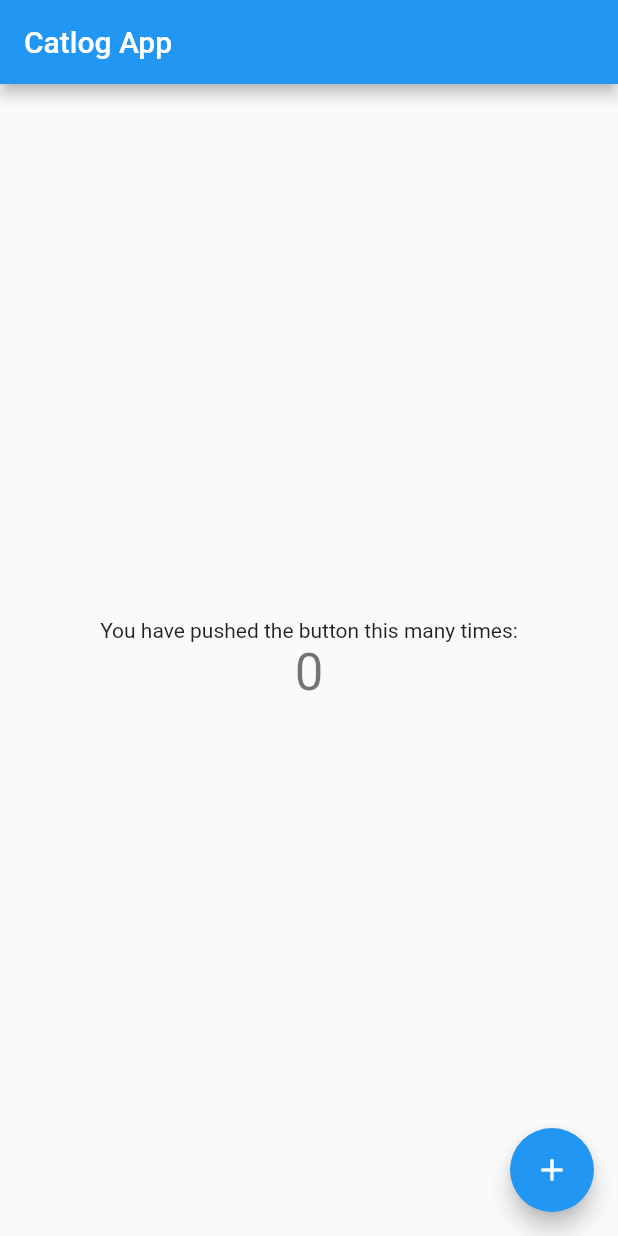
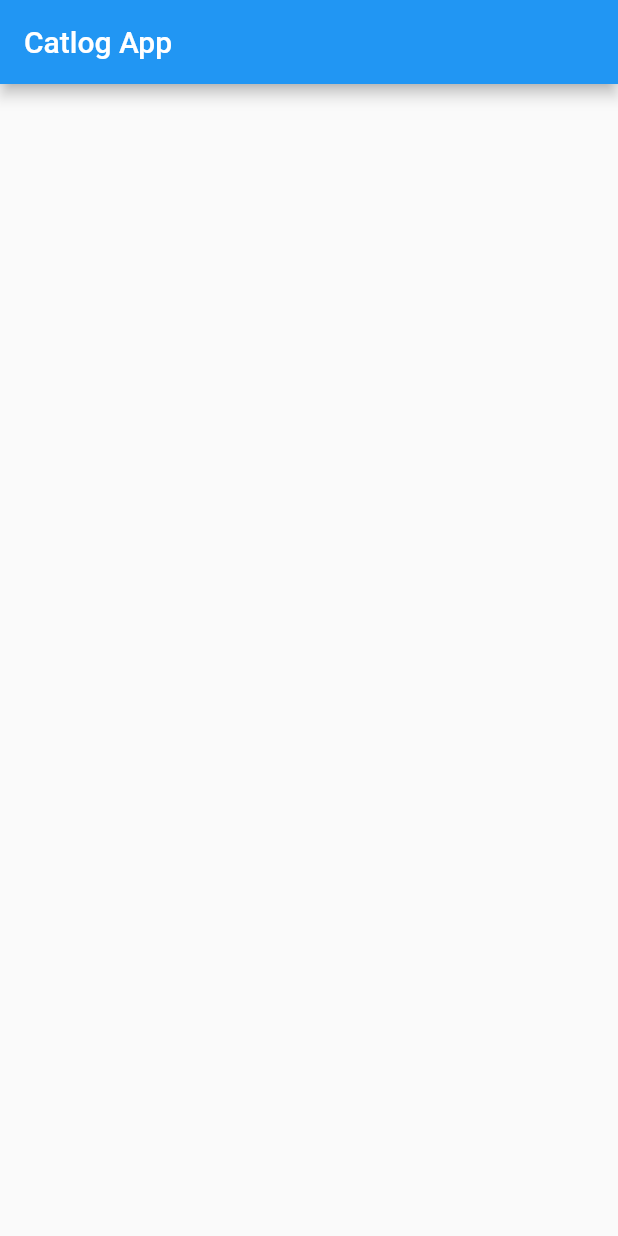
Before and after one commit to iamyashm2000/catlog_app, a Flutter app: the screen it shows after launch, on a phone screen of 412 x 824 dp. Run offline on Flutter 3.47's test engine with Material 2 defaults, Android fonts, the phone set to English and light mode, and no system bars.

Commit message:
Catlog App Day 1

```diff
--- a/lib/main.dart
+++ b/lib/main.dart
@@ -1,113 +1,25 @@
+import 'package:flutter/cupertino.dart';
 import 'package:flutter/material.dart';
 
 void main() {
-  runApp(MyApp());
+  runApp(CatlogApp());
 }
 
-class MyApp extends StatelessWidget {
-  // This widget is the root of your application.
+class CatlogApp extends StatelessWidget {
   @override
   Widget build(BuildContext context) {
     return MaterialApp(
-      title: 'Yash',
-      theme: ThemeData(
-        // This is the theme of your application.
-        //
-        // Try running your application with "flutter run". You'll see the
-        // application has a blue toolbar. Then, without quitting the app, try
-        // changing the primarySwatch below to Colors.green and then invoke
-        // "hot reload" (press "r" in the console where you ran "flutter run",
-        // or simply save your changes to "hot reload" in a Flutter IDE).
-        // Notice that the counter didn't reset back to zero; the application
-        // is not restarted.
-        primarySwatch: Colors.blue,
-      ),
-      home: MyHomePage(title: 'Catlog App'),
+      home: HomePage(),
     );
   }
 }
 
-class MyHomePage extends StatefulWidget {
-  MyHomePage({Key key, this.title}) : super(key: key);
-
-  // This widget is the home page of your application. It is stateful, meaning
-  // that it has a State object (defined below) that contains fields that affect
-  // how it looks.
-
-  // This class is the configuration for the state. It holds the values (in this
-  // case the title) provided by the parent (in this case the App widget) and
-  // used by the build method of the State. Fields in a Widget subclass are
-  // always marked "final".
-
-  final String title;
-
-  @override
-  _MyHomePageState createState() => _MyHomePageState();
-}
-
-class _MyHomePageState extends State<MyHomePage> {
-  int _counter = 0;
-
-  void _incrementCounter() {
-    setState(() {
-      // This call to setState tells the Flutter framework that something has
-      // changed in this State, which causes it to rerun the build method below
-      // so that the display can reflect the updated values. If we changed
-      // _counter without calling setState(), then the build method would not be
-      // called again, and so nothing would appear to happen.
-      _counter++;
-    });
-  }
+class HomePage extends StatelessWidget {
 
   @override
   Widget build(BuildContext context) {
-    // This method is rerun every time setState is called, for instance as done
-    // by the _incrementCounter method above.
-    //
-    // The Flutter framework has been optimized to make rerunning build methods
-    // fast, so that you can just rebuild anything that needs updating rather
-    // than having to individually change instances of widgets.
     return Scaffold(
-      appBar: AppBar(
-        // Here we take the value from the MyHomePage object that was created by
-        // the App.build method, and use it to set our appbar title.
-        title: Text(widget.title),
-      ),
-      body: Center(
-        // Center is a layout widget. It takes a single child and positions it
-        // in the middle of the parent.
-        child: Column(
-          // Column is also a layout widget. It takes a list of children and
-          // arranges them vertically. By default, it sizes itself to fit its
-          // children horizontally, and tries to be as tall as its parent.
-          //
-          // Invoke "debug painting" (press "p" in the console, choose the
-          // "Toggle Debug Paint" action from the Flutter Inspector in Android
-          // Studio, or the "Toggle Debug Paint" command in Visual Studio Code)
-          // to see the wireframe for each widget.
-          //
-          // Column has various properties to control how it sizes itself and
-          // how it positions its children. Here we use mainAxisAlignment to
-          // center the children vertically; the main axis here is the vertical
-          // axis because Columns are vertical (the cross axis would be
-          // horizontal).
-          mainAxisAlignment: MainAxisAlignment.center,
-          children: <Widget>[
-            Text(
-              'You have pushed the button this many times:',
-            ),
-            Text(
-              '$_counter',
-              style: Theme.of(context).textTheme.headline4,
-            ),
-          ],
-        ),
-      ),
-      floatingActionButton: FloatingActionButton(
-        onPressed: _incrementCounter,
-        tooltip: 'Increment',
-        child: Icon(Icons.add),
-      ), // This trailing comma makes auto-formatting nicer for build methods.
+      appBar: AppBar(title: Text('Catlog App'),),
     );
   }
 }
```
Also changed, not shown: 1 other file.
